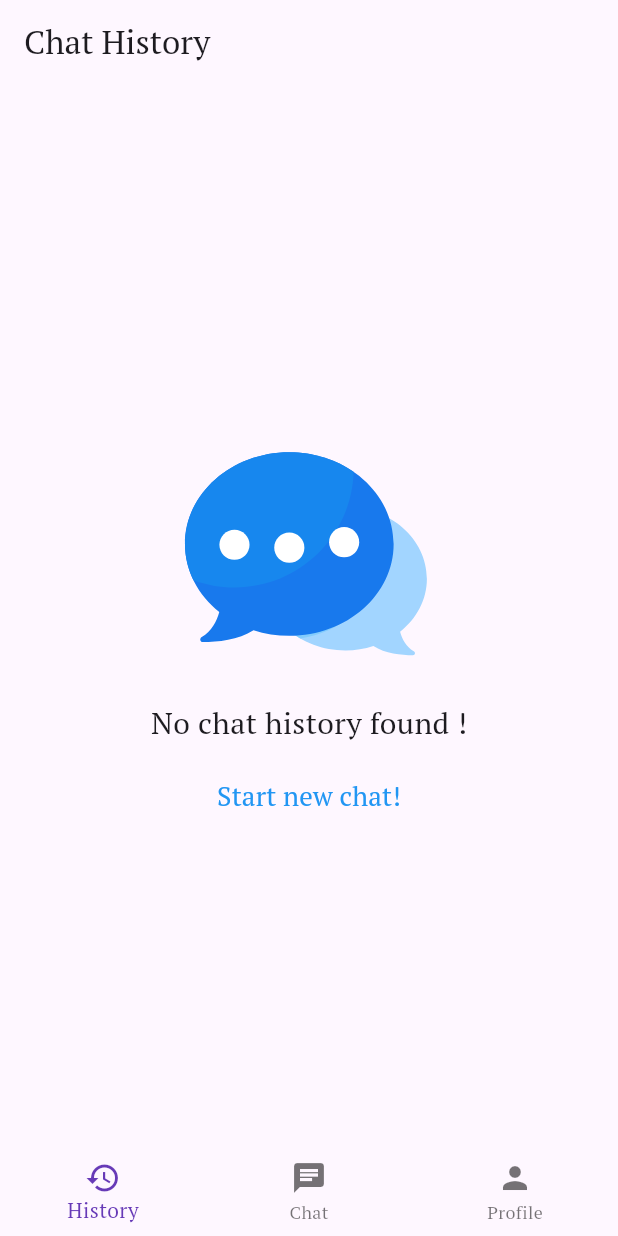
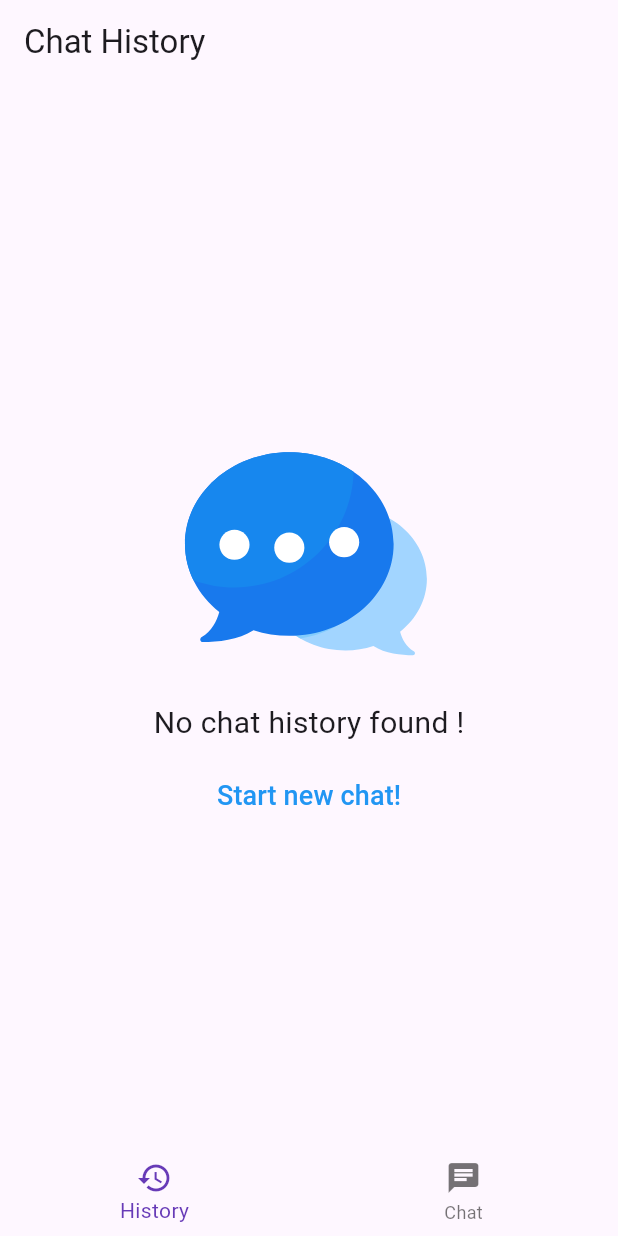
Before and after one commit to A7mednage71/Gemini_Ai, a Flutter app: the screen it shows after launch, on a phone screen of 412 x 824 dp. Run offline on Flutter 3.47's test engine with Material 3 defaults, Android fonts, the phone set to English and light mode, and no system bars; our stand-ins replace flutter_markdown, flutter_spinkit, google_generative_ai, hive, hive_flutter, image_picker and 1 more; accounts and stored records are empty.

```diff
--- /dev/null
+++ b/lib/core/theme/app_theme.dart
@@ -0,0 +1,23 @@
+import 'package:flutter/material.dart';
+
+class AppTheme {
+  // light theme
+  static ThemeData lightTheme = ThemeData(
+    brightness: Brightness.light,
+    colorScheme: ColorScheme.fromSeed(
+      seedColor: Colors.deepPurple,
+      brightness: Brightness.light,
+    ),
+    useMaterial3: true,
+  );
+
+  // dark theme
+  static ThemeData darkTheme = ThemeData(
+    brightness: Brightness.dark,
+    colorScheme: ColorScheme.fromSeed(
+      seedColor: Colors.deepPurple,
+      brightness: Brightness.dark,
+    ),
+    useMaterial3: true,
+  );
+}
--- a/lib/home_screen.dart
+++ b/lib/home_screen.dart
@@ -53,10 +53,10 @@ class _MyHomePageState extends State<MyHomePage> {
                 icon: Icon(Icons.chat),
                 label: 'Chat',
               ),
-              BottomNavigationBarItem(
-                icon: Icon(Icons.person),
-                label: 'Profile',
-              ),
+              // BottomNavigationBarItem(
+              //   icon: Icon(Icons.person),
+              //   label: 'Profile',
+              // ),
             ],
           ),
         );
--- a/lib/main.dart
+++ b/lib/main.dart
@@ -1,7 +1,7 @@
 import 'package:flutter/material.dart';
+import 'package:gemini_ai/core/theme/app_theme.dart';
 import 'package:gemini_ai/features/chat_screen/ui/provider/chat_provider.dart';
 import 'package:gemini_ai/home_screen.dart';
-import 'package:google_fonts/google_fonts.dart';
 import 'package:provider/provider.dart';
 
 void main() async {
@@ -22,11 +22,7 @@ class GeminiAiApp extends StatelessWidget {
       child: MaterialApp(
         title: 'Gemini AI',
         debugShowCheckedModeBanner: false,
-        theme: ThemeData(
-          colorScheme: ColorScheme.fromSeed(seedColor: Colors.deepPurple),
-          useMaterial3: true,
-          textTheme: GoogleFonts.ptSerifTextTheme(),
-        ),
+        theme: AppTheme.lightTheme,
         home: const MyHomePage(),
       ),
     );
```
